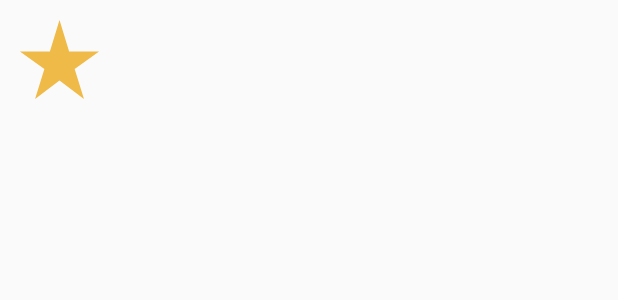
After one commit to markoeltiger/LikeMovie, an Android app: the layout likedmovieitem.xml on its own in the app's theme, with its tools: preview values and no code run, on a phone screen of 412 x 824 dp. The commit adds this screen. Shown: the top 300 px of the screen. Run offline under Robolectric (Android 15) with nearby library versions, the phone set to English and light mode, and no system bars.

Commit message:
added likedmovies.java

```diff
--- a/app/src/main/res/layout/activity_likedmovies.xml
+++ b/app/src/main/res/layout/activity_likedmovies.xml
@@ -7,8 +7,9 @@
     tools:context=".likedmovies">
 
     <androidx.recyclerview.widget.RecyclerView
-        android:layout_width="409dp"
-        android:layout_height="657dp"
+        android:id="@+id/recycler1"
+        android:layout_width="match_parent"
+        android:layout_height="match_parent"
         app:layout_constraintBottom_toBottomOf="parent"
         app:layout_constraintEnd_toEndOf="parent"
         app:layout_constraintStart_toStartOf="parent"
--- a/app/src/main/res/layout/activity_main.xml
+++ b/app/src/main/res/layout/activity_main.xml
@@ -4,7 +4,6 @@
     xmlns:tools="http://schemas.android.com/tools"
     android:layout_width="match_parent"
     android:id="@+id/drawerlayout"
-
     android:layout_height="match_parent"
     android:orientation="vertical"
     android:layoutDirection="rtl"
--- a/app/src/main/res/layout/activity_movie_details.xml
+++ b/app/src/main/res/layout/activity_movie_details.xml
@@ -92,6 +92,7 @@
             android:layout_margin="10dp"
             android:fontFamily="@font/arabic"
             android:text="أطفال"
+            android:visibility="gone"
             android:textAlignment="viewEnd"
             android:textColor="@color/purple_500"
             android:textSize="20dp" />
--- /dev/null
+++ b/app/src/main/res/layout/likedmovieitem.xml
@@ -0,0 +1,68 @@
+<?xml version="1.0" encoding="utf-8"?>
+<androidx.constraintlayout.widget.ConstraintLayout xmlns:android="http://schemas.android.com/apk/res/android"
+    xmlns:app="http://schemas.android.com/apk/res-auto"
+    xmlns:tools="http://schemas.android.com/tools"
+    android:layout_width="match_parent"
+    android:layout_height="wrap_content">
+
+    <ImageView
+        android:id="@+id/avatar"
+        android:layout_width="0dp"
+        android:layout_height="0dp"
+        android:layout_marginStart="8dp"
+        android:layout_marginEnd="8dp"
+        android:src="@drawable/ic_baseline_star_rate_24"
+        android:contentDescription="@null"
+        app:layout_constraintDimensionRatio="h,1:1"
+        app:layout_constraintEnd_toStartOf="@id/name"
+        app:layout_constraintHorizontal_chainStyle="packed"
+        app:layout_constraintHorizontal_weight="1"
+        app:layout_constraintStart_toStartOf="parent"
+        app:layout_constraintTop_toTopOf="@id/name" />
+
+    <TextView
+        android:id="@+id/name"
+        android:layout_width="0dp"
+        android:layout_height="wrap_content"
+        android:layout_margin="8dp"
+        app:layout_constraintBottom_toTopOf="@+id/rate"
+        app:layout_constraintEnd_toEndOf="parent"
+        app:layout_constraintHorizontal_weight="5"
+        app:layout_constraintStart_toEndOf="@id/avatar"
+        app:layout_constraintTop_toTopOf="parent"
+        app:layout_constraintVertical_chainStyle="packed" />
+
+    <TextView
+        android:id="@+id/rate"
+        android:layout_width="wrap_content"
+        android:layout_height="wrap_content"
+        android:layout_margin="8dp"
+        app:layout_constraintBottom_toTopOf="@id/description"
+        app:layout_constraintEnd_toStartOf="@id/date"
+        app:layout_constraintHorizontal_chainStyle="spread_inside"
+        app:layout_constraintStart_toEndOf="@id/avatar"
+        app:layout_constraintTop_toBottomOf="@+id/name" />
+
+    <TextView
+        android:id="@+id/date"
+        android:layout_width="wrap_content"
+        android:layout_height="wrap_content"
+        android:layout_margin="8dp"
+        android:gravity="end"
+        app:layout_constraintBaseline_toBaselineOf="@id/rate"
+        app:layout_constraintEnd_toEndOf="parent"
+        app:layout_constraintStart_toEndOf="@id/rate" />
+
+    <TextView
+        android:id="@+id/description"
+        android:layout_width="0dp"
+        android:layout_height="wrap_content"
+        android:layout_margin="8dp"
+        android:ellipsize="end"
+        android:maxLines="3"
+        app:layout_constraintBottom_toBottomOf="parent"
+        app:layout_constraintEnd_toEndOf="parent"
+        app:layout_constraintStart_toEndOf="@id/avatar"
+        app:layout_constraintTop_toBottomOf="@+id/rate" />
+
+</androidx.constraintlayout.widget.ConstraintLayout>
--- a/build.gradle
+++ b/build.gradle
@@ -1,4 +1,8 @@
-// Top-level build file where you can add configuration options common to all sub-projects/modules.
+buildscript {
+    dependencies {
+        classpath 'com.google.gms:google-services:4.3.10'
+    }
+}// Top-level build file where you can add configuration options common to all sub-projects/modules.
 plugins {
     id 'com.android.application' version '7.2.0-alpha07' apply false
     id 'com.android.library' version '7.2.0-alpha07' apply false
```
Also changed, not shown: app/build.gradle (+10 -3 lines), app/src/main/java/com/mark/likemovies/Adapter/MovieListAdapter.java (+15 -4 lines), app/src/main/java/com/mark/likemovies/Adapter/movielikeadapter.java (added, +71 -0 lines), app/src/main/java/com/mark/likemovies/MainActivity.java (+22 -1 lines), app/src/main/java/com/mark/likemovies/likedmovies.java (+46 -2 lines), 1 other file.
